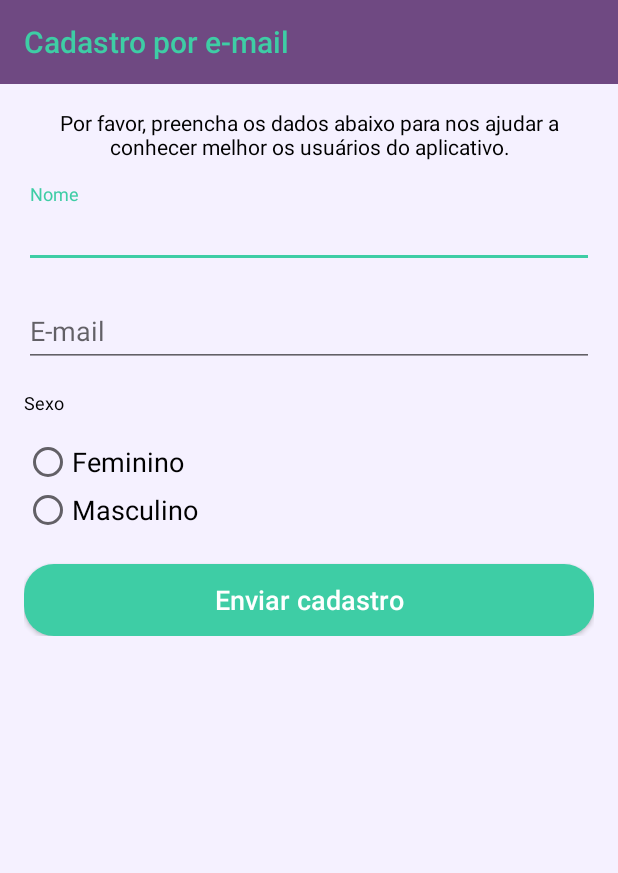
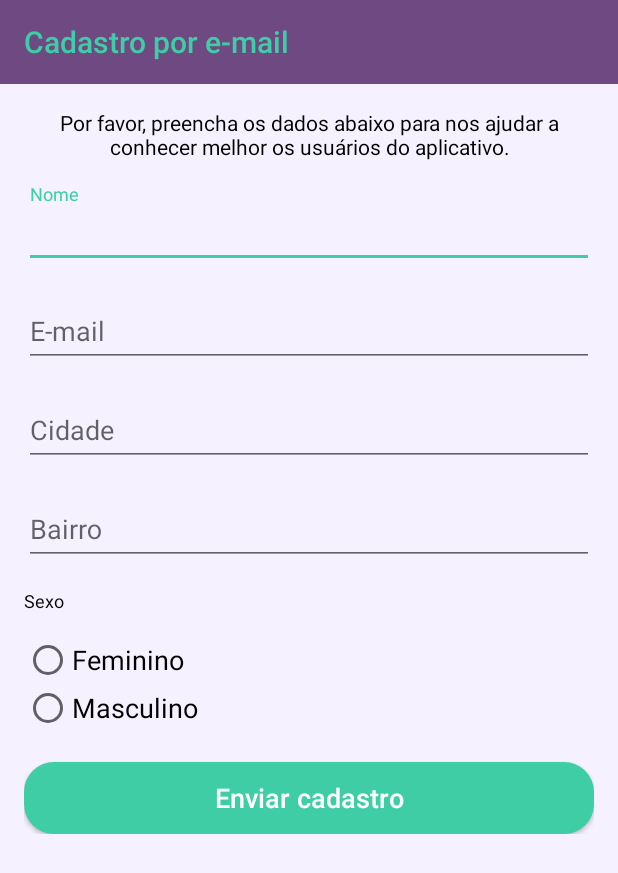
Before and after one commit to claudioalfonso/blocoDaGuarda, an Android app: the LoginEmailActivity screen opened directly, with no data from a screen before it, on a phone screen of 412 x 824 dp. Shown: the top 873 px of the screen. Run offline under Robolectric (Android 15) with nearby library versions, the phone set to English and light mode, and no system bars; our stand-ins replace ButterKnife; libraries missing offline, so code that uses them is left out: com.facebook, com.squareup.otto; 1 statement that could not run was skipped.

Commit message:
add city and neighborhood

```diff
--- a/BlocoDaGuarda/app/src/main/java/com/generonumero/blocodaguarda/login/presenter/LoginEmailPresenter.java
+++ b/BlocoDaGuarda/app/src/main/java/com/generonumero/blocodaguarda/login/presenter/LoginEmailPresenter.java
@@ -2,5 +2,5 @@ package com.generonumero.blocodaguarda.login.presenter;
 
 public interface LoginEmailPresenter extends LoginPresenter {
 
-    void clickLogin(String name, String email, int gender);
+    void clickLogin(String name, String email, String city,String neighborhood, int gender);
 }
--- a/BlocoDaGuarda/app/src/main/java/com/generonumero/blocodaguarda/login/presenter/impl/LoginEmailPresenterImpl.java
+++ b/BlocoDaGuarda/app/src/main/java/com/generonumero/blocodaguarda/login/presenter/impl/LoginEmailPresenterImpl.java
@@ -55,7 +55,7 @@ public class LoginEmailPresenterImpl implements LoginEmailPresenter {
     }
 
     @Override
-    public void clickLogin(String name, String email, int gender) {
+    public void clickLogin(String name, String email, String city,String neighborhood, int gender) {
         String strGender = "";
         if (UserProfile.MALE == gender) {
             strGender = "male";
@@ -63,7 +63,7 @@ public class LoginEmailPresenterImpl implements LoginEmailPresenter {
         if (UserProfile.FEMALE == gender) {
             strGender = "female";
         }
-        UserProfile user = new UserProfile(name, email, strGender, false);
+        UserProfile user = new UserProfile(name, email, strGender, city, neighborhood, false);
 
         if(user.isValid()) {
             onLoginSuccesful(new LoginSuccessful(user));
--- a/BlocoDaGuarda/app/src/main/java/com/generonumero/blocodaguarda/login/repository/impl/LoginRepositoryImpl.java
+++ b/BlocoDaGuarda/app/src/main/java/com/generonumero/blocodaguarda/login/repository/impl/LoginRepositoryImpl.java
@@ -6,10 +6,6 @@ import android.content.SharedPreferences;
 import com.generonumero.blocodaguarda.login.event.UserProfile;
 import com.generonumero.blocodaguarda.login.repository.LoginRepository;
 import com.google.gson.Gson;
-
-/**
- * Created by Pedro on 3/19/17.
- */
 
 public class LoginRepositoryImpl implements LoginRepository {
 
--- a/BlocoDaGuarda/app/src/main/java/com/generonumero/blocodaguarda/login/view/impl/LoginEmailActivity.java
+++ b/BlocoDaGuarda/app/src/main/java/com/generonumero/blocodaguarda/login/view/impl/LoginEmailActivity.java
@@ -33,6 +33,10 @@ public class LoginEmailActivity extends AppCompatActivity implements LoginView {
     EditText name;
     @Bind(R.id.bdg_loginemail_email)
     EditText email;
+    @Bind(R.id.bdg_loginemail_city)
+    EditText city;
+    @Bind(R.id.bdg_loginemail_neighborhood)
+    EditText neighborhood;
     @Bind(R.id.bdg_login_radiogroup)
     RadioGroup radioGroup;
     @Bind(R.id.bdg_loginemail_gender_male)
@@ -77,8 +81,10 @@ public class LoginEmailActivity extends AppCompatActivity implements LoginView {
 
         String nameText = name.getText().toString();
         String emailText = email.getText().toString();
+        String cityText = city.getText().toString();
+        String neighborhoodText = neighborhood.getText().toString();
 
-        loginEmailPresenter.clickLogin(nameText, emailText, type);
+        loginEmailPresenter.clickLogin(nameText, emailText,cityText, neighborhoodText, type);
     }
 
 
--- a/BlocoDaGuarda/app/src/main/res/layout/activity_login_email.xml
+++ b/BlocoDaGuarda/app/src/main/res/layout/activity_login_email.xml
@@ -1,3 +1,9 @@
+<ScrollView xmlns:android="http://schemas.android.com/apk/res/android"
+    xmlns:app="http://schemas.android.com/apk/res-auto"
+    android:layout_width="match_parent"
+    android:layout_height="match_parent"
+    android:background="@color/bdg_background_login_bottom">
+
     <LinearLayout xmlns:android="http://schemas.android.com/apk/res/android"
         xmlns:app="http://schemas.android.com/apk/res-auto"
         android:layout_width="match_parent"
@@ -18,8 +24,8 @@
         <LinearLayout
             android:layout_width="match_parent"
             android:layout_height="wrap_content"
-        android:padding="@dimen/bdg_base_spacing_default"
-        android:orientation="vertical">
+            android:orientation="vertical"
+            android:padding="@dimen/bdg_base_spacing_default">
 
 
             <TextView
@@ -55,6 +61,34 @@
                     android:layout_width="fill_parent"
                     android:layout_height="wrap_content"
                     android:hint="@string/bdg_loginemail_email"
+                    android:inputType="textEmailAddress" />
+            </android.support.design.widget.TextInputLayout>
+
+            <android.support.design.widget.TextInputLayout
+                style="@style/TextInputLayout"
+                android:layout_width="match_parent"
+                android:layout_height="wrap_content"
+                android:layout_marginTop="10dp">
+
+                <EditText
+                    android:id="@+id/bdg_loginemail_city"
+                    android:layout_width="fill_parent"
+                    android:layout_height="wrap_content"
+                    android:hint="@string/bdg_loginemail_city"
+                    android:inputType="textEmailAddress" />
+            </android.support.design.widget.TextInputLayout>
+
+            <android.support.design.widget.TextInputLayout
+                style="@style/TextInputLayout"
+                android:layout_width="match_parent"
+                android:layout_height="wrap_content"
+                android:layout_marginTop="10dp">
+
+                <EditText
+                    android:id="@+id/bdg_loginemail_neighborhood"
+                    android:layout_width="fill_parent"
+                    android:layout_height="wrap_content"
+                    android:hint="@string/bdg_loginemail_neighborhood"
                     android:inputType="textEmailAddress" />
             </android.support.design.widget.TextInputLayout>
 
@@ -101,3 +135,5 @@
                 android:text="@string/bdg_loginemail_gender_send" />
         </LinearLayout>
     </LinearLayout>
+
+</ScrollView>
--- a/BlocoDaGuarda/app/src/main/res/values/strings.xml
+++ b/BlocoDaGuarda/app/src/main/res/values/strings.xml
@@ -39,6 +39,8 @@
     <string name="bdg_loginemail_explanation_login">Por favor, preencha os dados abaixo para nos ajudar a conhecer melhor os usuários do aplicativo.</string>
     <string name="bdg_loginemail_name">Nome</string>
     <string name="bdg_loginemail_email">E-mail</string>
+    <string name="bdg_loginemail_city">Cidade</string>
+    <string name="bdg_loginemail_neighborhood">Bairro</string>
     <string name="bdg_loginemail_gender">Sexo</string>
     <string name="bdg_loginemail_gender_male">Masculino</string>
     <string name="bdg_loginemail_gender_female">Feminino</string>
@@ -62,8 +64,8 @@
     <string name="bdg_alert_network_sms_message">Você esta cadastrado dentro da rede de contatos da %s. Quando estiver em alguma situação
         de perigo, você receberá uma mensagem de ajuda com a sua localização.</string>
 
-    <string name="bdg_alert_help_dialog_title">Ativou sua rede por engano? Clique para cancelar </string>
-    <string name="bdg_alert_help_dialog_time">Sua rede de confiança será acionada caso você não responda em %ss.</string>
+    <string name="bdg_alert_help_dialog_title">Se você acionou o botão por engano, clique no botão abaixo e cancele o envio do SMS</string>
+    <string name="bdg_alert_help_dialog_time">Sua rede de confiança será ativada em %ss.</string>
     <string name="bdg_alert_help_dialog_button">Desativar</string>
 
     <string name="bdg_alert_smssender_dialog_title">Atenção</string>
--- a/BlocoDaGuarda/app/src/main/res/values/styles.xml
+++ b/BlocoDaGuarda/app/src/main/res/values/styles.xml
@@ -115,10 +115,10 @@
     </style>
 
     <style name="bdg_alert_ok_button" parent="MyButton">
-        <item name="android:textSize">36sp</item>
+        <item name="android:textSize">18sp</item>
         <item name="android:textColor">@color/bdg_white</item>
         <item name="android:textStyle">bold</item>
-        <item name="android:background">@drawable/bdg_login_saveme_button</item>
+        <item name="android:background">@drawable/bdg_network_rounded_button</item>
 
     </style>
 
```
Also changed, not shown: BlocoDaGuarda/app/src/main/java/com/generonumero/blocodaguarda/login/event/UserProfile.java (+18 -0 lines), BlocoDaGuarda/app/src/main/res/layout/alert_dialog_activate.xml (+25 -18 lines). Lines whose indentation alone changed are shown as unchanged.
